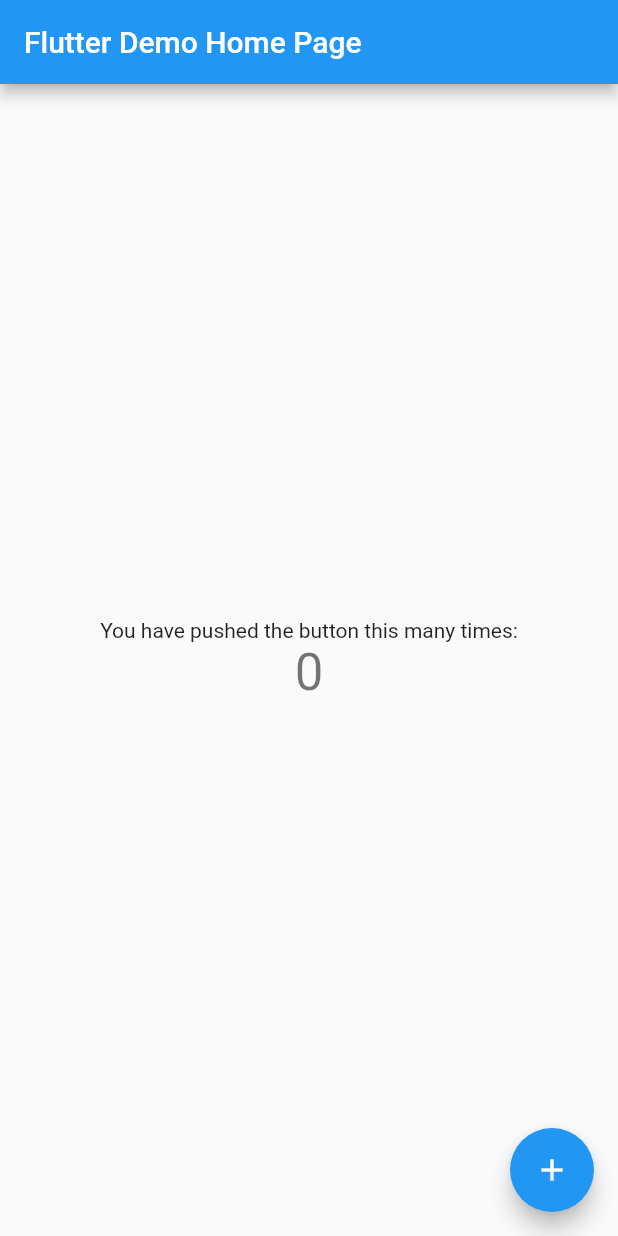
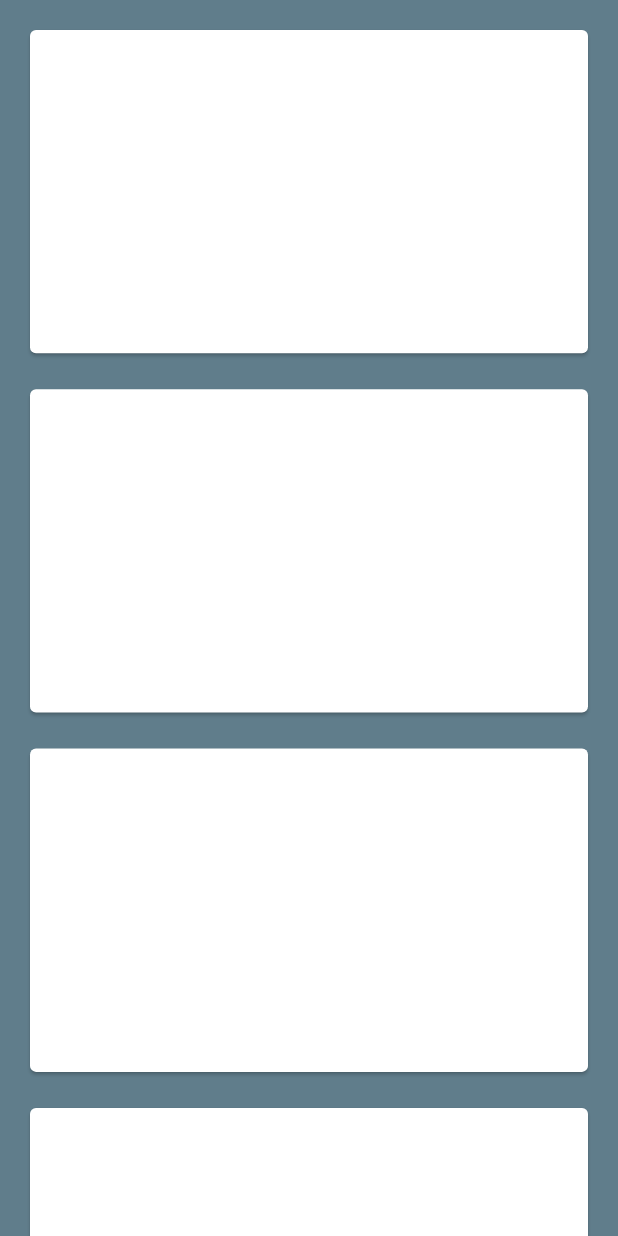
Before and after one commit to gulsenkeskin/dashboard_with_flchart, a Flutter app: the screen it shows after launch, on a phone screen of 412 x 824 dp. Run offline on Flutter 3.47's test engine with Material 2 defaults, Android fonts, the phone set to English and light mode, and no system bars.

Commit message:
Update main.dart

```diff
--- a/lib/main.dart
+++ b/lib/main.dart
@@ -7,100 +7,39 @@ void main() {
 class MyApp extends StatelessWidget {
   const MyApp({Key? key}) : super(key: key);
 
-  // This widget is the root of your application.
   @override
   Widget build(BuildContext context) {
     return MaterialApp(
-      title: 'Flutter Demo',
+      title: 'Dashboard',
       theme: ThemeData(
         primarySwatch: Colors.blue,
       ),
-      home: const MyHomePage(title: 'Flutter Demo Home Page'),
+      home: const HomePage(),
     );
   }
 }
 
-class MyHomePage extends StatefulWidget {
-  const MyHomePage({Key? key, required this.title}) : super(key: key);
-
-  // This widget is the home page of your application. It is stateful, meaning
-  // that it has a State object (defined below) that contains fields that affect
-  // how it looks.
-
-  // This class is the configuration for the state. It holds the values (in this
-  // case the title) provided by the parent (in this case the App widget) and
-  // used by the build method of the State. Fields in a Widget subclass are
-  // always marked "final".
-
-  final String title;
-
-  @override
-  State<MyHomePage> createState() => _MyHomePageState();
-}
-
-class _MyHomePageState extends State<MyHomePage> {
-  int _counter = 0;
-
-  void _incrementCounter() {
-    setState(() {
-      // This call to setState tells the Flutter framework that something has
-      // changed in this State, which causes it to rerun the build method below
-      // so that the display can reflect the updated values. If we changed
-      // _counter without calling setState(), then the build method would not be
-      // called again, and so nothing would appear to happen.
-      _counter++;
-    });
-  }
-
+class HomePage extends StatelessWidget {
+  const HomePage({Key? key}) : super(key: key);
   @override
   Widget build(BuildContext context) {
-    // This method is rerun every time setState is called, for instance as done
-    // by the _incrementCounter method above.
-    //
-    // The Flutter framework has been optimized to make rerunning build methods
-    // fast, so that you can just rebuild anything that needs updating rather
-    // than having to individually change instances of widgets.
     return Scaffold(
-      appBar: AppBar(
-        // Here we take the value from the MyHomePage object that was created by
-        // the App.build method, and use it to set our appbar title.
-        title: Text(widget.title),
-      ),
-      body: Center(
-        // Center is a layout widget. It takes a single child and positions it
-        // in the middle of the parent.
-        child: Column(
-          // Column is also a layout widget. It takes a list of children and
-          // arranges them vertically. By default, it sizes itself to fit its
-          // children horizontally, and tries to be as tall as its parent.
-          //
-          // Invoke "debug painting" (press "p" in the console, choose the
-          // "Toggle Debug Paint" action from the Flutter Inspector in Android
-          // Studio, or the "Toggle Debug Paint" command in Visual Studio Code)
-          // to see the wireframe for each widget.
-          //
-          // Column has various properties to control how it sizes itself and
-          // how it positions its children. Here we use mainAxisAlignment to
-          // center the children vertically; the main axis here is the vertical
-          // axis because Columns are vertical (the cross axis would be
-          // horizontal).
-          mainAxisAlignment: MainAxisAlignment.center,
-          children: <Widget>[
-            const Text(
-              'You have pushed the button this many times:',
-            ),
-            Text(
-              '$_counter',
-              style: Theme.of(context).textTheme.headline4,
-            ),
+      backgroundColor: Colors.blueGrey,
+      body: LayoutBuilder(builder: (context, constraints) {
+        return GridView.count(
+          crossAxisCount: constraints.maxWidth < 800 ? 1 : 2,
+          childAspectRatio: 1.7,
+          padding: const EdgeInsets.all(16),
+          crossAxisSpacing: 16,
+          mainAxisSpacing: 16,
+          children: const [
+            Card(),
+            Card(),
+            Card(),
+            Card(),
           ],
-        ),
-      ),
-      floatingActionButton: FloatingActionButton(
-        onPressed: _incrementCounter,
-        tooltip: 'Increment',
-        child: const Icon(Icons.add),
-      ), // This trailing comma makes auto-formatting nicer for build methods.
+        );
+      }),
     );
   }
 }
```
